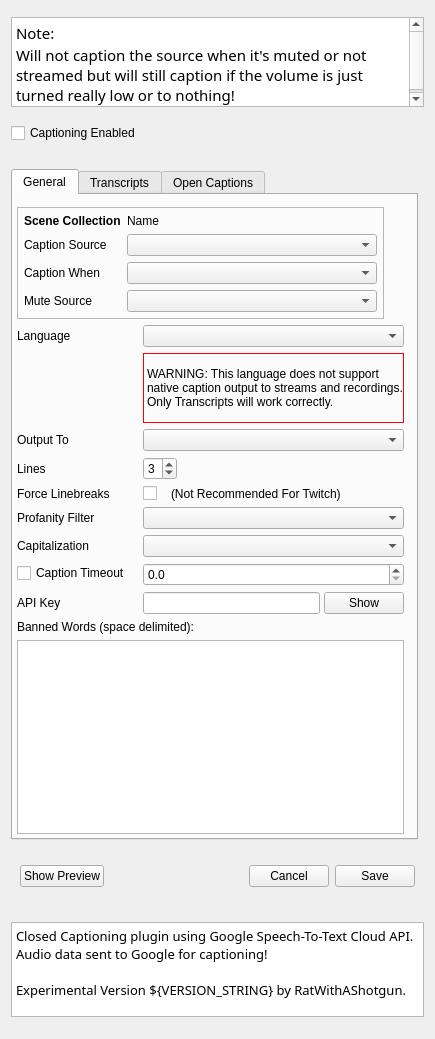
The window that src/ui/CaptionSettingsWidget.ui (ratwithacompiler/OBS-captions-plugin) describes before a commit, drawn with Qt 5.
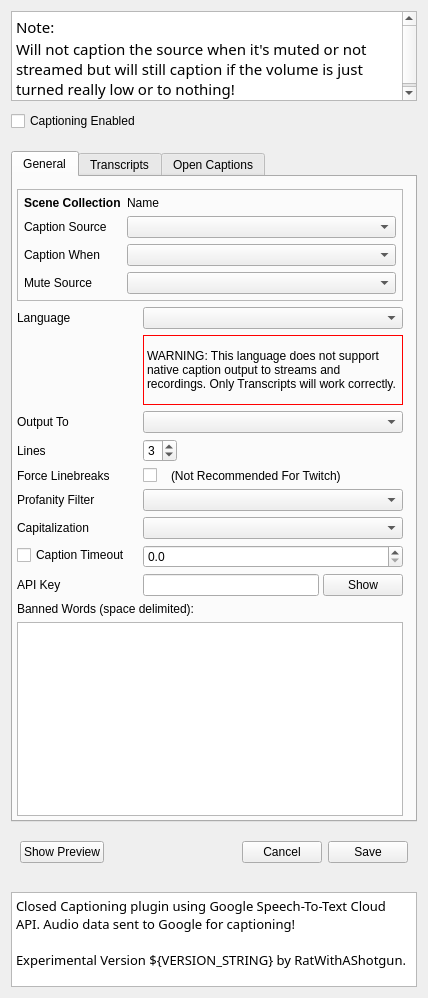
The same window after the commit.

Commit message: Settings/UI: make settings widget use all available space

Diff of the .ui file:
```diff
--- a/src/ui/CaptionSettingsWidget.ui
+++ b/src/ui/CaptionSettingsWidget.ui
@@ -6,12 +6,12 @@
    <rect>
     <x>0</x>
     <y>0</y>
-    <width>435</width>
-    <height>1039</height>
+    <width>428</width>
+    <height>977</height>
    </rect>
   </property>
   <property name="sizePolicy">
-   <sizepolicy hsizetype="Preferred" vsizetype="Minimum">
+   <sizepolicy hsizetype="Preferred" vsizetype="Preferred">
     <horstretch>0</horstretch>
     <verstretch>0</verstretch>
    </sizepolicy>
@@ -78,7 +78,7 @@
    <item>
     <widget class="QTabWidget" name="tabWidget">
      <property name="sizePolicy">
-      <sizepolicy hsizetype="Fixed" vsizetype="Fixed">
+      <sizepolicy hsizetype="Preferred" vsizetype="MinimumExpanding">
        <horstretch>0</horstretch>
        <verstretch>0</verstretch>
       </sizepolicy>
@@ -109,7 +109,7 @@
        <item>
         <widget class="QFrame" name="frame_3">
          <property name="sizePolicy">
-          <sizepolicy hsizetype="Fixed" vsizetype="Fixed">
+          <sizepolicy hsizetype="Preferred" vsizetype="Fixed">
            <horstretch>0</horstretch>
            <verstretch>0</verstretch>
           </sizepolicy>
@@ -200,6 +200,12 @@
           </item>
           <item row="3" column="1">
            <widget class="QComboBox" name="captionWhenComboBox">
+            <property name="sizePolicy">
+             <sizepolicy hsizetype="Preferred" vsizetype="Fixed">
+              <horstretch>0</horstretch>
+              <verstretch>0</verstretch>
+             </sizepolicy>
+            </property>
             <property name="minimumSize">
              <size>
               <width>250</width>
@@ -217,6 +223,12 @@
           </item>
           <item row="4" column="1">
            <widget class="QComboBox" name="muteSourceComboBox">
+            <property name="sizePolicy">
+             <sizepolicy hsizetype="Preferred" vsizetype="Fixed">
+              <horstretch>0</horstretch>
+              <verstretch>0</verstretch>
+             </sizepolicy>
+            </property>
             <property name="minimumSize">
              <size>
               <width>250</width>
@@ -276,6 +288,12 @@
           </item>
           <item row="0" column="1">
            <widget class="QComboBox" name="languageComboBox">
+            <property name="sizePolicy">
+             <sizepolicy hsizetype="Preferred" vsizetype="Fixed">
+              <horstretch>0</horstretch>
+              <verstretch>0</verstretch>
+             </sizepolicy>
+            </property>
             <property name="minimumSize">
              <size>
               <width>250</width>
@@ -312,6 +330,12 @@
           </item>
           <item row="2" column="1">
            <widget class="QComboBox" name="outputTargetComboBox">
+            <property name="sizePolicy">
+             <sizepolicy hsizetype="Preferred" vsizetype="Fixed">
+              <horstretch>0</horstretch>
+              <verstretch>0</verstretch>
+             </sizepolicy>
+            </property>
             <property name="minimumSize">
              <size>
               <width>250</width>
@@ -410,6 +434,12 @@
           </item>
           <item row="5" column="1">
            <widget class="QComboBox" name="profanityFilterComboBox">
+            <property name="sizePolicy">
+             <sizepolicy hsizetype="Preferred" vsizetype="Fixed">
+              <horstretch>0</horstretch>
+              <verstretch>0</verstretch>
+             </sizepolicy>
+            </property>
             <property name="minimumSize">
              <size>
               <width>250</width>
@@ -427,6 +457,12 @@
           </item>
           <item row="6" column="1">
            <widget class="QComboBox" name="capitalizationComboBox">
+            <property name="sizePolicy">
+             <sizepolicy hsizetype="Preferred" vsizetype="Fixed">
+              <horstretch>0</horstretch>
+              <verstretch>0</verstretch>
+             </sizepolicy>
+            </property>
             <property name="minimumSize">
              <size>
               <width>250</width>
```
